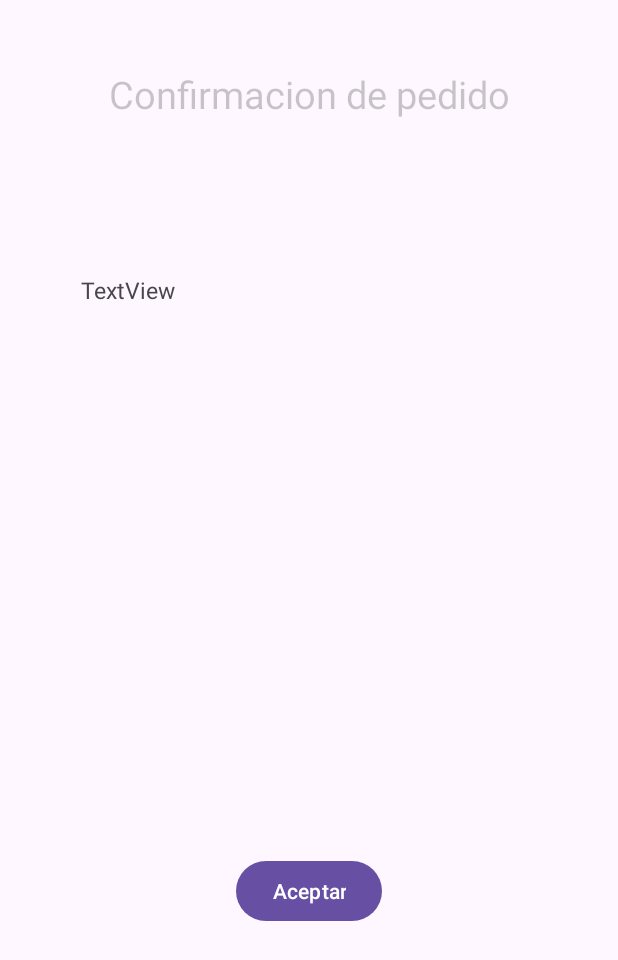
After one commit to lorenzovizcaino/Pizzeria, an Android app: the layout activity_segunda_pizzeria.xml on its own in the app's theme, with its tools: preview values and no code run, on a phone screen of 412 x 824 dp. The commit adds this screen. Shown: the top 960 px of the screen. Run offline under Robolectric (Android 15) with nearby library versions, the light colour scheme and no system bars.

Commit message:
27/10/23_12:17

```diff
--- a/app/build.gradle.kts
+++ b/app/build.gradle.kts
@@ -5,7 +5,7 @@ plugins {
 
 android {
     namespace = "com.example.pizzeria"
-    compileSdk = 33
+    compileSdk = 34
 
     defaultConfig {
         applicationId = "com.example.pizzeria"
--- a/app/src/main/AndroidManifest.xml
+++ b/app/src/main/AndroidManifest.xml
@@ -13,6 +13,9 @@
         android:theme="@style/Theme.Pizzeria"
         tools:targetApi="31">
         <activity
+            android:name=".SegundaActivityPizzeria"
+            android:exported="false" />
+        <activity
             android:name=".MainActivity"
             android:exported="true">
             <intent-filter>
--- a/app/src/main/res/layout/activity_main.xml
+++ b/app/src/main/res/layout/activity_main.xml
@@ -33,6 +33,7 @@
         android:layout_marginStart="16dp"
         android:layout_marginTop="4dp"
         android:orientation="horizontal"
+        android:checkedButton="@id/local"
         app:layout_constraintStart_toStartOf="parent"
         app:layout_constraintTop_toBottomOf="@id/pedidoseentrega">
 
--- /dev/null
+++ b/app/src/main/res/layout/activity_segunda_pizzeria.xml
@@ -0,0 +1,46 @@
+<?xml version="1.0" encoding="utf-8"?>
+<androidx.constraintlayout.widget.ConstraintLayout xmlns:android="http://schemas.android.com/apk/res/android"
+    xmlns:app="http://schemas.android.com/apk/res-auto"
+    xmlns:tools="http://schemas.android.com/tools"
+    android:layout_width="match_parent"
+    android:layout_height="match_parent"
+    tools:context=".SegundaActivityPizzeria">
+
+
+    <TextView
+        android:id="@+id/resultados"
+        android:layout_width="305dp"
+        android:layout_height="331dp"
+        android:text="TextView"
+        android:textSize="15dp"
+
+        app:layout_constraintBottom_toBottomOf="parent"
+        app:layout_constraintEnd_toEndOf="parent"
+        app:layout_constraintHorizontal_bias="0.509"
+        app:layout_constraintStart_toStartOf="parent"
+        app:layout_constraintTop_toBottomOf="@+id/tituloview2"
+        app:layout_constraintVertical_bias="0.212" />
+
+    <TextView
+        android:id="@+id/tituloview2"
+        android:layout_width="307dp"
+        android:layout_height="54dp"
+        android:text="Confirmacion de pedido"
+        android:textSize="25dp"
+        android:textAlignment="center"
+        android:textColor="@color/cardview_shadow_start_color"
+        android:layout_marginTop="45dp"
+        app:layout_constraintEnd_toEndOf="parent"
+        app:layout_constraintStart_toStartOf="parent"
+        app:layout_constraintTop_toTopOf="parent" />
+
+    <Button
+        android:id="@+id/boton"
+        android:layout_width="wrap_content"
+        android:layout_height="wrap_content"
+        android:layout_marginTop="56dp"
+        android:text="Aceptar"
+        app:layout_constraintEnd_toEndOf="parent"
+        app:layout_constraintStart_toStartOf="parent"
+        app:layout_constraintTop_toBottomOf="@+id/resultados" />
+</androidx.constraintlayout.widget.ConstraintLayout>
```
Also changed, not shown: app/src/main/java/com/example/pizzeria/MainActivity.kt (+40 -0 lines), app/src/main/java/com/example/pizzeria/SegundaActivityPizzeria.kt (added, +34 -0 lines).
